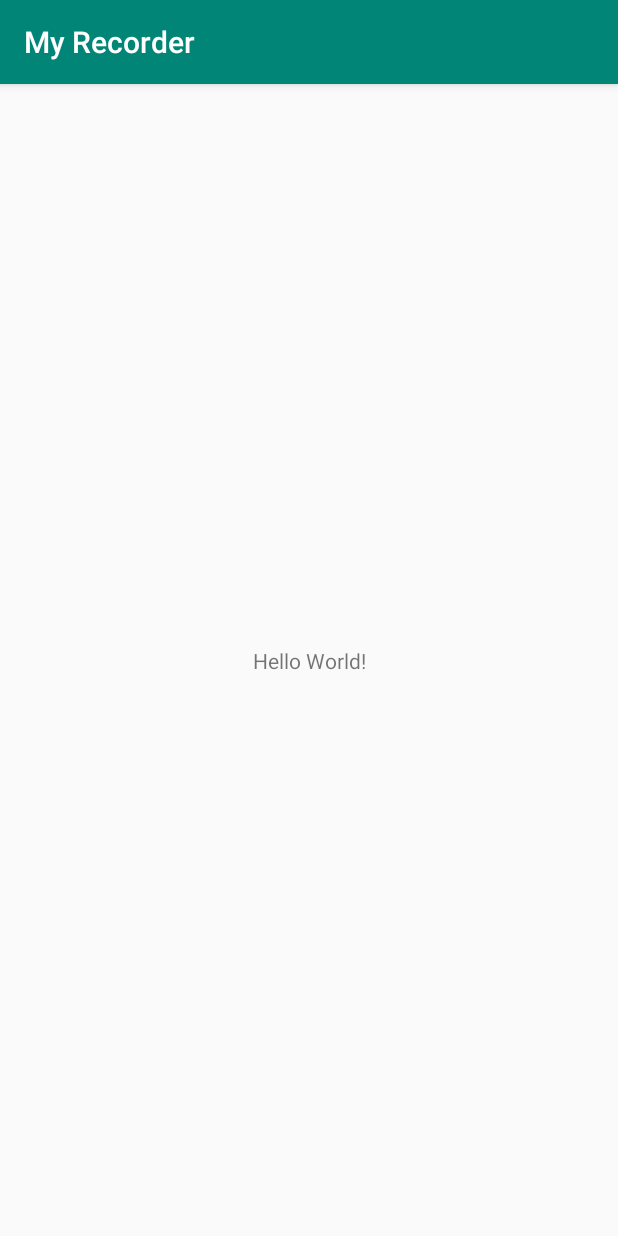
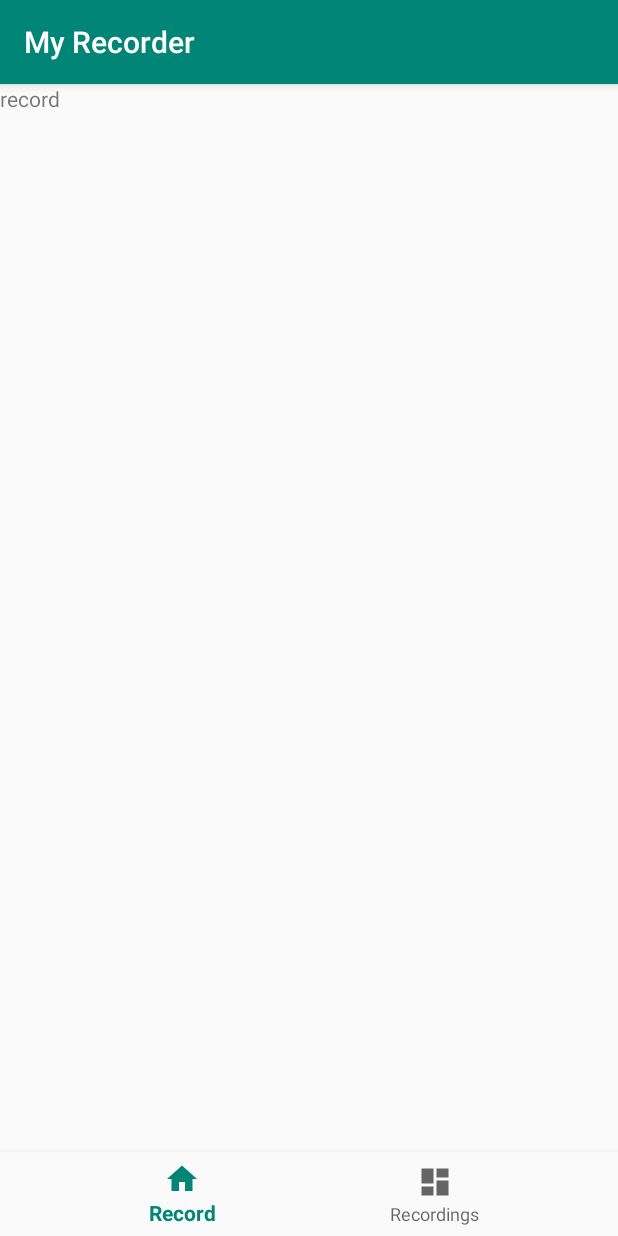
Before and after one commit to Smrtyan/MyRecorder, an Android app: the screen it shows after launch (MainActivity before the commit, MainMenuActivity after it), on a phone screen of 412 x 824 dp. Run offline under Robolectric (Android 15) with nearby library versions, the phone set to English and light mode, and no system bars.

Commit message:
write two bottom taps that in two fragments

```diff
--- a/app/build.gradle
+++ b/app/build.gradle
@@ -22,6 +22,11 @@ dependencies {
     implementation fileTree(dir: 'libs', include: ['*.jar'])
     implementation 'com.android.support:appcompat-v7:28.0.0'
     implementation 'com.android.support.constraint:constraint-layout:1.1.3'
+
+    implementation 'com.github.pwittchen:swipe-rx2:0.3.0'
+
+    implementation 'com.android.support:design:28.0.0'
+    implementation 'com.android.support:support-v4:28.0.0'
     testImplementation 'junit:junit:4.12'
     androidTestImplementation 'com.android.support.test:runner:1.0.2'
     androidTestImplementation 'com.android.support.test.espresso:espresso-core:3.0.2'
--- a/app/src/main/AndroidManifest.xml
+++ b/app/src/main/AndroidManifest.xml
@@ -10,12 +10,15 @@
         android:supportsRtl="true"
         android:theme="@style/AppTheme">
         <activity android:name=".MainActivity">
-            <intent-filter>
-                <action android:name="android.intent.action.MAIN" />
 
-                <category android:name="android.intent.category.LAUNCHER" />
-            </intent-filter>
         </activity>
+        <activity
+            android:name=".MainMenuActivity"
+            android:label="@string/title_activity_main_menu">  <intent-filter>
+            <action android:name="android.intent.action.MAIN" />
+
+            <category android:name="android.intent.category.LAUNCHER" />
+        </intent-filter></activity>
     </application>
 
 </manifest>
--- /dev/null
+++ b/app/src/main/java/com/example/test/myrecorder/MainMenuActivity.java
@@ -0,0 +1,56 @@
+package com.example.test.myrecorder;
+
+import android.app.FragmentTransaction;
+import android.os.Bundle;
+import android.support.annotation.NonNull;
+import android.support.design.widget.BottomNavigationView;
+import android.support.v4.app.Fragment;
+import android.support.v4.app.FragmentManager;
+import android.support.v7.app.AppCompatActivity;
+import android.view.MenuItem;
+
+public class MainMenuActivity extends AppCompatActivity {
+    Fragment mRecordfragment;
+    Fragment mRecordingsfragment;
+
+    private BottomNavigationView.OnNavigationItemSelectedListener mOnNavigationItemSelectedListener
+            = new BottomNavigationView.OnNavigationItemSelectedListener() {
+
+        @Override
+        public boolean onNavigationItemSelected(@NonNull MenuItem item) {
+            boolean res = false;
+            android.support.v4.app.FragmentTransaction  fragmentTransaction = getSupportFragmentManager().beginTransaction();
+            switch (item.getItemId()) {
+                case R.id.navigation_record:
+                    fragmentTransaction.hide(mRecordingsfragment);
+                    fragmentTransaction.show(mRecordfragment);
+                    res = true;
+                    break;
+                case R.id.navigation_recordings:
+                    fragmentTransaction.hide(mRecordfragment);
+                    fragmentTransaction.show(mRecordingsfragment);
+                    res = true;
+                    break;
+            }
+            fragmentTransaction.commit();
+            return res;
+        }
+
+    };
+
+    @Override
+    protected void onCreate(Bundle savedInstanceState) {
+        super.onCreate(savedInstanceState);
+        setContentView(R.layout.activity_main_menu);
+
+        BottomNavigationView navigation = (BottomNavigationView) findViewById(R.id.navigation);
+        navigation.setOnNavigationItemSelectedListener(mOnNavigationItemSelectedListener);
+
+        android.support.v4.app.FragmentTransaction  fragmentTransaction = getSupportFragmentManager().beginTransaction();
+        mRecordfragment =       getSupportFragmentManager().findFragmentById(R.id.sub_record);
+        mRecordingsfragment =   getSupportFragmentManager().findFragmentById(R.id.sub_recordings);
+        fragmentTransaction.hide(mRecordingsfragment).commit();
+
+    }
+
+}
--- /dev/null
+++ b/app/src/main/java/com/example/test/myrecorder/RecordFragment.java
@@ -0,0 +1,29 @@
+package com.example.test.myrecorder;
+
+
+import android.os.Bundle;
+import android.support.v4.app.Fragment;
+import android.view.LayoutInflater;
+import android.view.View;
+import android.view.ViewGroup;
+
+
+/**
+ * A simple {@link Fragment} subclass.
+ */
+public class RecordFragment extends Fragment {
+
+
+    public RecordFragment() {
+        // Required empty public constructor
+    }
+
+
+    @Override
+    public View onCreateView(LayoutInflater inflater, ViewGroup container,
+                             Bundle savedInstanceState) {
+        // Inflate the layout for this fragment
+        return inflater.inflate(R.layout.fragment_record, container, false);
+    }
+
+}
--- /dev/null
+++ b/app/src/main/java/com/example/test/myrecorder/RecordingsFragment.java
@@ -0,0 +1,29 @@
+package com.example.test.myrecorder;
+
+
+import android.os.Bundle;
+import android.support.v4.app.Fragment;
+import android.view.LayoutInflater;
+import android.view.View;
+import android.view.ViewGroup;
+
+
+/**
+ * A simple {@link Fragment} subclass.
+ */
+public class RecordingsFragment extends Fragment {
+
+
+    public RecordingsFragment() {
+        // Required empty public constructor
+    }
+
+
+    @Override
+    public View onCreateView(LayoutInflater inflater, ViewGroup container,
+                             Bundle savedInstanceState) {
+        // Inflate the layout for this fragment
+        return inflater.inflate(R.layout.fragment_recordings, container, false);
+    }
+
+}
--- /dev/null
+++ b/app/src/main/res/drawable/ic_dashboard_black_24dp.xml
@@ -0,0 +1,9 @@
+<vector xmlns:android="http://schemas.android.com/apk/res/android"
+    android:width="24dp"
+    android:height="24dp"
+    android:viewportWidth="24.0"
+    android:viewportHeight="24.0">
+    <path
+        android:fillColor="#FF000000"
+        android:pathData="M3,13h8L11,3L3,3v10zM3,21h8v-6L3,15v6zM13,21h8L21,11h-8v10zM13,3v6h8L21,3h-8z" />
+</vector>
--- /dev/null
+++ b/app/src/main/res/drawable/ic_home_black_24dp.xml
@@ -0,0 +1,9 @@
+<vector xmlns:android="http://schemas.android.com/apk/res/android"
+    android:width="24dp"
+    android:height="24dp"
+    android:viewportWidth="24.0"
+    android:viewportHeight="24.0">
+    <path
+        android:fillColor="#FF000000"
+        android:pathData="M10,20v-6h4v6h5v-8h3L12,3 2,12h3v8z" />
+</vector>
--- /dev/null
+++ b/app/src/main/res/drawable/ic_notifications_black_24dp.xml
@@ -0,0 +1,9 @@
+<vector xmlns:android="http://schemas.android.com/apk/res/android"
+    android:width="24dp"
+    android:height="24dp"
+    android:viewportWidth="24.0"
+    android:viewportHeight="24.0">
+    <path
+        android:fillColor="#FF000000"
+        android:pathData="M12,22c1.1,0 2,-0.9 2,-2h-4c0,1.1 0.89,2 2,2zM18,16v-5c0,-3.07 -1.64,-5.64 -4.5,-6.32L13.5,4c0,-0.83 -0.67,-1.5 -1.5,-1.5s-1.5,0.67 -1.5,1.5v0.68C7.63,5.36 6,7.92 6,11v5l-2,2v1h16v-1l-2,-2z" />
+</vector>
--- /dev/null
+++ b/app/src/main/res/layout/activity_main_menu.xml
@@ -0,0 +1,46 @@
+<?xml version="1.0" encoding="utf-8"?>
+<android.support.constraint.ConstraintLayout xmlns:android="http://schemas.android.com/apk/res/android"
+    xmlns:app="http://schemas.android.com/apk/res-auto"
+    xmlns:tools="http://schemas.android.com/tools"
+    android:id="@+id/container"
+    android:layout_width="match_parent"
+    android:layout_height="match_parent"
+    tools:context=".MainMenuActivity">
+
+    <!--<TextView-->
+        <!--android:id="@+id/message"-->
+        <!--android:layout_width="wrap_content"-->
+        <!--android:layout_height="wrap_content"-->
+        <!--android:layout_marginStart="@dimen/activity_horizontal_margin"-->
+        <!--android:layout_marginLeft="@dimen/activity_horizontal_margin"-->
+        <!--android:layout_marginTop="@dimen/activity_vertical_margin"-->
+        <!--android:text="@string/title_home"-->
+        <!--app:layout_constraintLeft_toLeftOf="parent"-->
+        <!--app:layout_constraintTop_toTopOf="parent" />-->
+    <fragment
+        android:id="@+id/sub_record"
+        android:name="com.example.test.myrecorder.RecordFragment"
+        android:layout_width="match_parent"
+        android:layout_height="match_parent">
+    </fragment>
+    <fragment
+        android:id="@+id/sub_recordings"
+        android:name="com.example.test.myrecorder.RecordingsFragment"
+        android:layout_width="match_parent"
+        android:layout_height="match_parent">
+
+    </fragment>
+
+    <android.support.design.widget.BottomNavigationView
+        android:id="@+id/navigation"
+        android:layout_width="0dp"
+        android:layout_height="wrap_content"
+        android:layout_marginStart="0dp"
+        android:layout_marginEnd="0dp"
+        android:background="?android:attr/windowBackground"
+        app:layout_constraintBottom_toBottomOf="parent"
+        app:layout_constraintLeft_toLeftOf="parent"
+        app:layout_constraintRight_toRightOf="parent"
+        app:menu="@menu/navigation" />
+
+</android.support.constraint.ConstraintLayout>
--- /dev/null
+++ b/app/src/main/res/layout/fragment_record.xml
@@ -0,0 +1,15 @@
+<?xml version="1.0" encoding="utf-8"?>
+<LinearLayout xmlns:android="http://schemas.android.com/apk/res/android"
+    xmlns:tools="http://schemas.android.com/tools"
+    android:layout_width="match_parent"
+    android:layout_height="match_parent"
+    android:orientation="vertical"
+    tools:context=".RecordFragment">
+
+    <!-- TODO: Update blank fragment layout -->
+    <TextView
+        android:layout_width="match_parent"
+        android:layout_height="match_parent"
+        android:text="record" />
+
+</LinearLayout>
--- /dev/null
+++ b/app/src/main/res/layout/fragment_recordings.xml
@@ -0,0 +1,15 @@
+<?xml version="1.0" encoding="utf-8"?>
+<LinearLayout xmlns:android="http://schemas.android.com/apk/res/android"
+    xmlns:tools="http://schemas.android.com/tools"
+    android:layout_width="match_parent"
+    android:layout_height="match_parent"
+    android:orientation="vertical"
+    tools:context=".RecordingsFragment">
+
+    <!-- TODO: Update blank fragment layout -->
+    <TextView
+        android:layout_width="match_parent"
+        android:layout_height="match_parent"
+        android:text="recordings" />
+
+</LinearLayout>
--- /dev/null
+++ b/app/src/main/res/menu/navigation.xml
@@ -0,0 +1,19 @@
+<?xml version="1.0" encoding="utf-8"?>
+<menu xmlns:android="http://schemas.android.com/apk/res/android">
+
+    <item
+        android:id="@+id/navigation_record"
+        android:icon="@drawable/ic_home_black_24dp"
+        android:title="@string/title_record" />
+
+    <item
+        android:id="@+id/navigation_recordings"
+        android:icon="@drawable/ic_dashboard_black_24dp"
+        android:title="@string/title_recordings" />
+
+    <!--<item-->
+        <!--android:id="@+id/navigation_notifications"-->
+        <!--android:icon="@drawable/ic_notifications_black_24dp"-->
+        <!--android:title="@string/title_notifications" />-->
+
+</menu>
--- /dev/null
+++ b/app/src/main/res/values/dimens.xml
@@ -0,0 +1,5 @@
+<resources>
+    <!-- Default screen margins, per the Android Design guidelines. -->
+    <dimen name="activity_horizontal_margin">16dp</dimen>
+    <dimen name="activity_vertical_margin">16dp</dimen>
+</resources>
--- a/app/src/main/res/values/strings.xml
+++ b/app/src/main/res/values/strings.xml
@@ -1,3 +1,10 @@
 <resources>
     <string name="app_name">My Recorder</string>
+    <string name="title_activity_main_menu">My Recorder</string>
+    <string name="title_record">Record</string>
+    <string name="title_recordings">Recordings</string>
+    <string name="title_notifications">Notifications</string>
+
+    <!-- TODO: Remove or change this placeholder text -->
+    <string name="hello_blank_fragment">Hello blank fragment</string>
 </resources>
```
